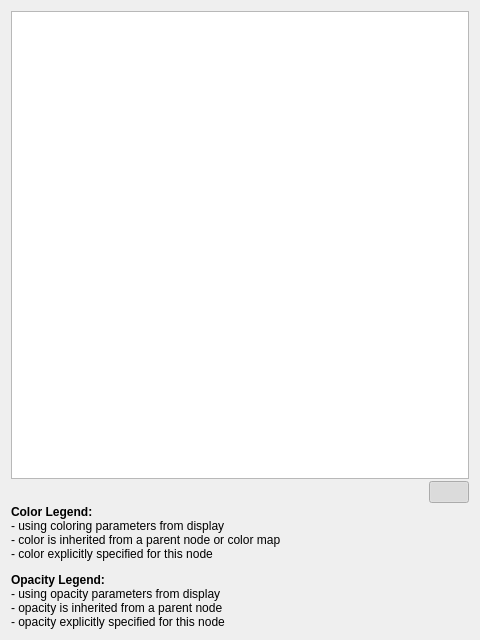
The window that Qt/Components/Resources/UI/pqMultiBlockInspectorWidget.ui (Kitware/ParaView) describes before a commit, drawn with Qt 5.
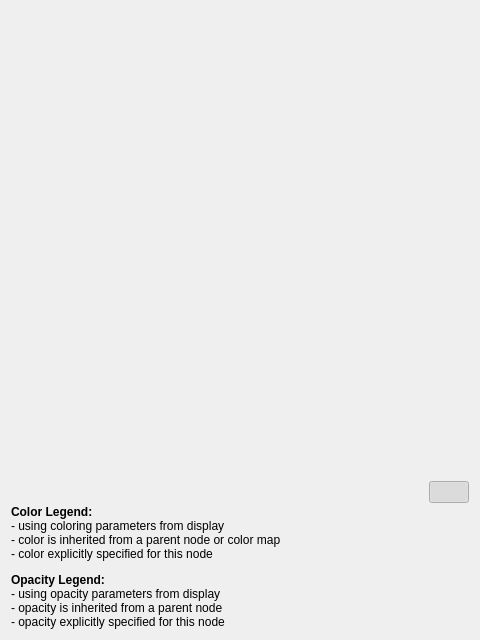
The same window after the commit. Icons and pictures are not drawn. Custom widgets are drawn as their Qt base class.

```diff
--- a/Qt/Components/Resources/UI/pqMultiBlockInspectorWidget.ui
+++ b/Qt/Components/Resources/UI/pqMultiBlockInspectorWidget.ui
@@ -13,27 +13,26 @@
   <property name="windowTitle">
    <string>Multi-block Inspector</string>
   </property>
-  <layout class="QVBoxLayout" name="verticalLayout">
+  <layout class="QVBoxLayout" name="verticalLayout" stretch="1,0,0">
    <property name="spacing">
     <number>2</number>
    </property>
    <item>
-    <widget class="pqTreeView" name="treeView">
-     <property name="contextMenuPolicy">
-      <enum>Qt::CustomContextMenu</enum>
-     </property>
-     <property name="selectionMode">
-      <enum>QAbstractItemView::ExtendedSelection</enum>
-     </property>
-     <property name="uniformRowHeights">
-      <bool>true</bool>
-     </property>
-     <property name="headerHidden">
-      <bool>true</bool>
-     </property>
-     <property name="expandsOnDoubleClick">
-      <bool>false</bool>
-     </property>
+    <widget class="QWidget" name="container" native="true">
+     <layout class="QVBoxLayout" name="containerLayout">
+      <property name="leftMargin">
+       <number>0</number>
+      </property>
+      <property name="topMargin">
+       <number>0</number>
+      </property>
+      <property name="rightMargin">
+       <number>0</number>
+      </property>
+      <property name="bottomMargin">
+       <number>0</number>
+      </property>
+     </layout>
     </widget>
    </item>
    <item>
@@ -88,13 +87,6 @@
    </item>
   </layout>
  </widget>
- <customwidgets>
-  <customwidget>
-   <class>pqTreeView</class>
-   <extends>QTreeView</extends>
-   <header>pqTreeView.h</header>
-  </customwidget>
- </customwidgets>
  <resources>
   <include location="../pqComponents.qrc"/>
  </resources>
```
